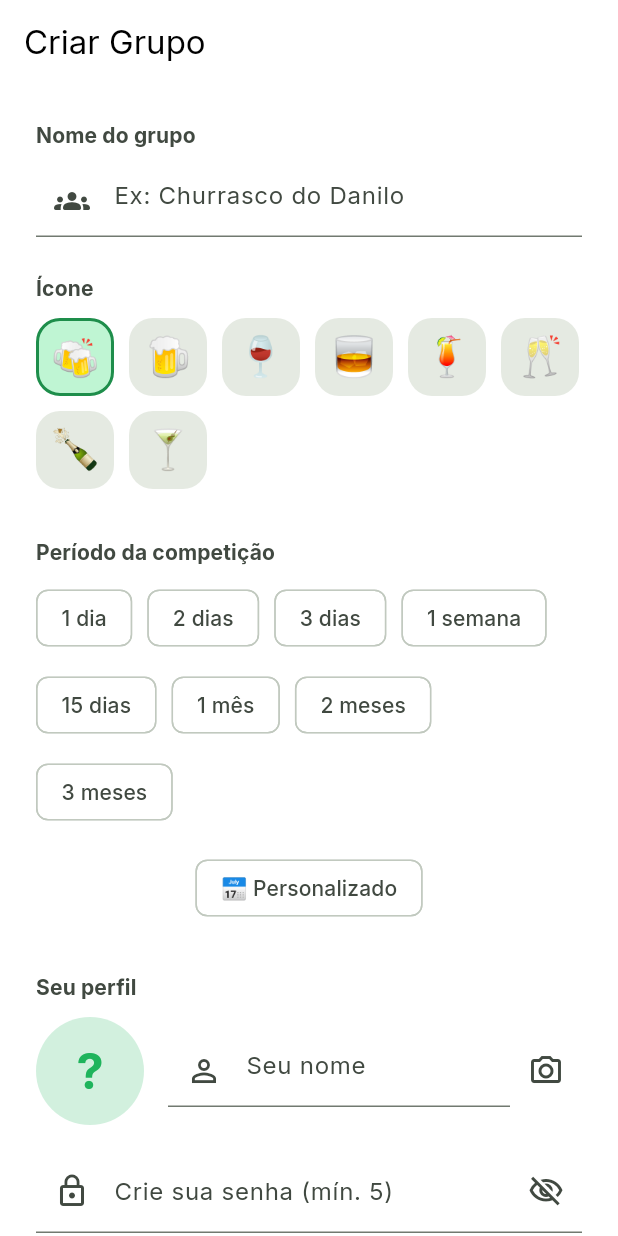
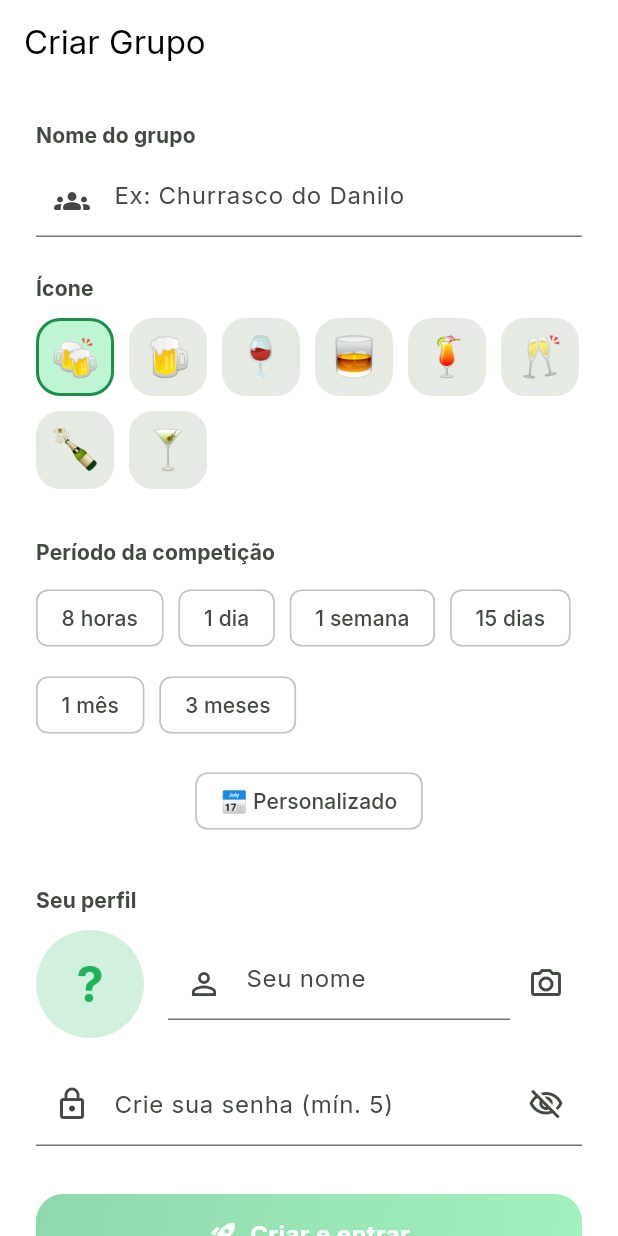
Before and after one commit to Danilo-Pasin/contagemcopos, a Flutter app: the CreateGroupPage screen opened by its route, on a phone screen of 412 x 824 dp. Run offline on Flutter 3.47's test engine with Material 3 defaults, Android fonts, the phone set to English and light mode, and no system bars; drawn by our look-alikes of flutter_animate; our stand-ins replace cached_network_image, confetti, fl_chart, flex_color_scheme, flutter_riverpod, go_router and 5 more; missing offline and left inert: postgrest; accounts and stored records are empty; network calls fail.

Commit message:
fix: botões da home com a mesma largura; período com '8 horas' + remoção de 2d/3d/2m; personalizado com qtd + unidade (horas/dias/meses) em vez de seletor de data

```diff
--- a/lib/core/constants/competition_periods.dart
+++ b/lib/core/constants/competition_periods.dart
@@ -1,28 +1,52 @@
-/// Período de competição pré-definido.
+/// Unidade de duração usada no período personalizado.
+enum DurationUnit {
+  hours('horas', 1),
+  days('dias', 24),
+  months('meses', 720); // ~30 dias
+
+  const DurationUnit(this.pluralLabel, this.hoursPerOne);
+
+  /// Rótulo plural exibido na UI.
+  final String pluralLabel;
+
+  /// Quantas horas equivalem a 1 unidade.
+  final int hoursPerOne;
+}
+
+/// Período de competição, seja um preset ou um período personalizado.
 class CompetitionPeriod {
   final String id;
   final String label;
-  final int days;
-  final int maxGoal;
+  final int value;
+  final DurationUnit unit;
+
+  /// Meta máxima 'curtida' (se null, calculada a partir das horas).
+  final int? goal;
 
   const CompetitionPeriod({
     required this.id,
     required this.label,
-    required this.days,
-    required this.maxGoal,
+    required this.value,
+    required this.unit,
+    this.goal,
   });
 
+  /// Duração total em horas.
+  int get totalHours => value * unit.hoursPerOne;
+
+  /// Dias inteiros aproximados (mín. 1), usado p/ persistência e datas.
+  int get durationDays => (totalHours / 24).round().clamp(1, 999999);
+
+  /// Meta máxima de bebidas (usa `goal` fixa dos preset ou ~3,3/dia).
+  int get maxGoal => goal ??
+      ((totalHours / 24) * 3.3).round().clamp(1, 999999);
+
   static const List<CompetitionPeriod> presets = [
-    CompetitionPeriod(id: '1d', label: '1 dia', days: 1, maxGoal: 12),
-    CompetitionPeriod(id: '2d', label: '2 dias', days: 2, maxGoal: 24),
-    CompetitionPeriod(id: '3d', label: '3 dias', days: 3, maxGoal: 36),
-    CompetitionPeriod(id: '1w', label: '1 semana', days: 7, maxGoal: 40),
-    CompetitionPeriod(id: '15d', label: '15 dias', days: 15, maxGoal: 60),
-    CompetitionPeriod(id: '1m', label: '1 mês', days: 30, maxGoal: 100),
-    CompetitionPeriod(id: '2m', label: '2 meses', days: 60, maxGoal: 180),
-    CompetitionPeriod(id: '3m', label: '3 meses', days: 90, maxGoal: 260),
+    CompetitionPeriod(id: '8h', label: '8 horas', value: 8, unit: DurationUnit.hours, goal: 6),
+    CompetitionPeriod(id: '1d', label: '1 dia', value: 1, unit: DurationUnit.days, goal: 12),
+    CompetitionPeriod(id: '1w', label: '1 semana', value: 7, unit: DurationUnit.days, goal: 40),
+    CompetitionPeriod(id: '15d', label: '15 dias', value: 15, unit: DurationUnit.days, goal: 60),
+    CompetitionPeriod(id: '1m', label: '1 mês', value: 1, unit: DurationUnit.months, goal: 100),
+    CompetitionPeriod(id: '3m', label: '3 meses', value: 3, unit: DurationUnit.months, goal: 260),
   ];
-
-  /// Calcula a meta máxima para um período personalizado (~3,3 bebidas/dia).
-  static int customGoal(int days) => (days * 3.3).round();
 }
--- a/lib/presentation/pages/create_group/create_group_page.dart
+++ b/lib/presentation/pages/create_group/create_group_page.dart
@@ -23,30 +23,65 @@ class CreateGroupPage extends ConsumerStatefulWidget {
 }
 
 class _CreateGroupPageState extends ConsumerState<CreateGroupPage> {
-  final _groupNameCtrl = TextEditingController();
+final _groupNameCtrl = TextEditingController();
   final _nameCtrl = TextEditingController();
   final _passCtrl = TextEditingController();
+  final _customValueCtrl = TextEditingController(text: '1');
   CompetitionPeriod? _period;
   bool _customMode = false;
+  int _customValue = 1;
+  DurationUnit _customUnit = DurationUnit.days;
   bool _obscurePass = true;
-  DateTime? _customStart;
-  DateTime? _customEnd;
   String? _photoUrl;
   String _coverEmoji = '🍻';
   bool _creating = false;
 
   static const _emojis = ['🍻', '🍺', '🍷', '🥃', '🍹', '🥂', '🍾', '🍸'];
 
-  int get _durationDays {
-    if (_customMode && _customStart != null && _customEnd != null) {
-      return _customEnd!.difference(_customStart!).inDays + 1;
+  /// Período em vigor (personalizado construído na hora ou um preset escolhido).
+  CompetitionPeriod? get _chosen {
+    if (_customMode) {
+      return CompetitionPeriod(
+        id: 'custom',
+        label: 'Personalizado',
+        value: _customValue,
+        unit: _customUnit,
+      );
     }
-    return _period?.days ?? 0;
+    return _period;
   }
 
-  int get _maxGoal {
-    if (_customMode) return CompetitionPeriod.customGoal(_durationDays);
-    return _period?.maxGoal ?? 0;
+  Duration get _chosenDuration {
+    final c = _chosen;
+    if (c == null) return Duration.zero;
+    return Duration(hours: c.totalHours);
+  }
+
+  int get _durationDays {
+    final c = _chosen;
+    if (c == null || c.totalHours <= 0) return 0;
+    return (c.totalHours / 24).round().clamp(1, 999999);
+  }
+
+  int get _maxGoal => _chosen?.maxGoal ?? 0;
+
+  String get _durationLabel {
+    final c = _chosen;
+    if (c == null) return '';
+    switch (c.unit) {
+      case DurationUnit.hours:
+        return '${c.value} horas';
+      case DurationUnit.days:
+        return c.value == 1 ? '1 dia' : '${c.value} dias';
+      case DurationUnit.months:
+        return c.value == 1 ? '1 mês' : '${c.value} meses';
+    }
+  }
+
+  double get _drinksPerDay {
+    final c = _chosen;
+    if (c == null || c.totalHours <= 0) return 0;
+    return c.maxGoal / (c.totalHours / 24);
   }
 
   bool get _canCreate =>
@@ -54,6 +89,7 @@ class _CreateGroupPageState extends ConsumerState<CreateGroupPage> {
       _nameCtrl.text.trim().isNotEmpty &&
       _passCtrl.text.length >= 5 &&
       _durationDays > 0 &&
+      _customValue > 0 &&
       !_creating;
 
   @override
@@ -61,6 +97,7 @@ class _CreateGroupPageState extends ConsumerState<CreateGroupPage> {
     _groupNameCtrl.dispose();
     _nameCtrl.dispose();
     _passCtrl.dispose();
+    _customValueCtrl.dispose();
     super.dispose();
   }
 
@@ -94,15 +131,12 @@ class _CreateGroupPageState extends ConsumerState<CreateGroupPage> {
       final groupRepo = ref.read(groupRepositoryProvider);
 
       final now = DateTime.now();
-      final start = _customMode ? _customStart! : now;
-      final end = _customMode
-          ? _customEnd!
-          : now.add(Duration(days: _durationDays));
+      final end = now.add(_chosenDuration);
 
       final group = await groupRepo.createGroup(
         anonId: anonId,
         name: _groupNameCtrl.text.trim(),
-        startDate: start,
+        startDate: now,
         endDate: end,
         durationDays: _durationDays,
         maxGoal: _maxGoal,
@@ -215,28 +249,70 @@ class _CreateGroupPageState extends ConsumerState<CreateGroupPage> {
               ChoiceChip(
                 label: const Text('📅 Personalizado'),
                 selected: _customMode,
-                onSelected: (_) async {
-                  final now = DateTime.now();
-                  final picked = await showDateRangePicker(
-                    context: context,
-                    firstDate: now,
-                    lastDate: now.add(const Duration(days: 365)),
-                    initialDateRange: DateTimeRange(
-                      start: now,
-                      end: now.add(const Duration(days: 7)),
-                    ),
-                    locale: const Locale('pt', 'BR'),
-                  );
-                  if (picked != null) {
-                    setState(() {
-                      _customMode = true;
-                      _customStart = picked.start;
-                      _customEnd = picked.end;
-                    });
-                  }
+                onSelected: (sel) {
+                  setState(() {
+                    _customMode = sel;
+                    if (sel) _period = null;
+                  });
                 },
               ),
-              if (_durationDays > 0)
+              if (_customMode) ...[
+                const SizedBox(height: AppSpacing.md),
+                GlassCard(
+                  padding: const EdgeInsets.all(AppSpacing.md),
+                  child: Column(
+                    crossAxisAlignment: CrossAxisAlignment.stretch,
+                    children: [
+                      Text(
+                        'Defina seu período',
+                        style: context.tt.titleSmall
+                            ?.copyWith(fontWeight: FontWeight.w700),
+                      ),
+                      const SizedBox(height: AppSpacing.md),
+                      Row(
+                        crossAxisAlignment: CrossAxisAlignment.center,
+                        children: [
+                          Expanded(
+                            child: TextField(
+                              controller: _customValueCtrl,
+                              keyboardType: TextInputType.number,
+                              decoration: const InputDecoration(
+                                labelText: 'Quantidade',
+                                prefixIcon: Icon(Icons.numbers_rounded),
+                              ),
+                              onChanged: (v) => setState(() {
+                                _customValue =
+                                    int.tryParse(v.trim()) ?? 0;
+                              }),
+                            ),
+                          ),
+                          const SizedBox(width: AppSpacing.md),
+                          Expanded(
+                            child: DropdownButtonFormField<DurationUnit>(
+                              initialValue: _customUnit,
+                              decoration: const InputDecoration(
+                                labelText: 'Unidade',
+                                prefixIcon: Icon(Icons.schedule_rounded),
+                              ),
+                              items: DurationUnit.values
+                                  .map((u) => DropdownMenuItem(
+                                        value: u,
+                                        child: Text(u.pluralLabel),
+                                      ))
+                                  .toList(),
+                              onChanged: (u) {
+                                if (u == null) return;
+                                setState(() => _customUnit = u);
+                              },
+                            ),
+                          ),
+                        ],
+                      ),
+                    ],
+                  ),
+                ),
+              ],
+              if (_chosen != null && _durationDays > 0)
                 Padding(
                   padding: const EdgeInsets.only(top: AppSpacing.md),
                   child: GlassCard(
@@ -255,8 +331,8 @@ class _CreateGroupPageState extends ConsumerState<CreateGroupPage> {
                                     ?.copyWith(fontWeight: FontWeight.w700),
                               ),
                               Text(
-                                '$_durationDays dias · '
-                                '${(_maxGoal / _durationDays).toStringAsFixed(1)} beb/dia',
+                                '$_durationLabel · '
+                                '${_drinksPerDay.toStringAsFixed(1)} beb/dia',
                                 style: context.tt.bodySmall?.copyWith(
                                     color: context.cs.onSurfaceVariant),
                               ),
```
Also changed, not shown: lib/presentation/widgets/app_buttons.dart (+7 -9 lines), 1 other file.
